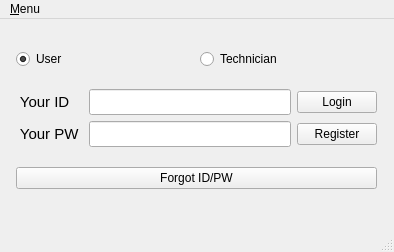
First picture: the form in FiveOfRuler/LoginWindow.ui, repository simneol/JuDeP, before the edit.
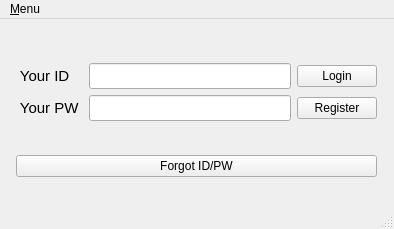
Second picture: the form after the edit.

Diff of the .ui file:
```diff
--- a/FiveOfRuler/LoginWindow.ui
+++ b/FiveOfRuler/LoginWindow.ui
@@ -7,7 +7,7 @@
     <x>0</x>
     <y>0</y>
     <width>394</width>
-    <height>252</height>
+    <height>229</height>
    </rect>
   </property>
   <property name="sizePolicy">
@@ -33,27 +33,6 @@
      </rect>
     </property>
     <layout class="QVBoxLayout" name="mainLayout">
-     <item>
-      <layout class="QHBoxLayout" name="topLayout">
-       <item>
-        <widget class="QRadioButton" name="radio_User">
-         <property name="text">
-          <string>User</string>
-         </property>
-         <property name="checked">
-          <bool>true</bool>
-         </property>
-        </widget>
-       </item>
-       <item>
-        <widget class="QRadioButton" name="radio_Technician">
-         <property name="text">
-          <string>Technician</string>
-         </property>
-        </widget>
-       </item>
-      </layout>
-     </item>
      <item>
       <layout class="QGridLayout" name="midLayout">
        <item row="1" column="2">
```
Left out of the diff: 4 changed lines with no effect on the pictures.
